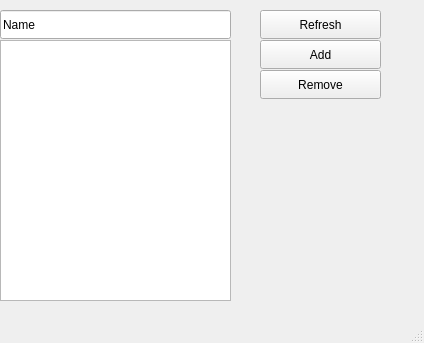
Qt form loginGUI/ifaceList.ui (adiosko/mikrotik) before a commit.
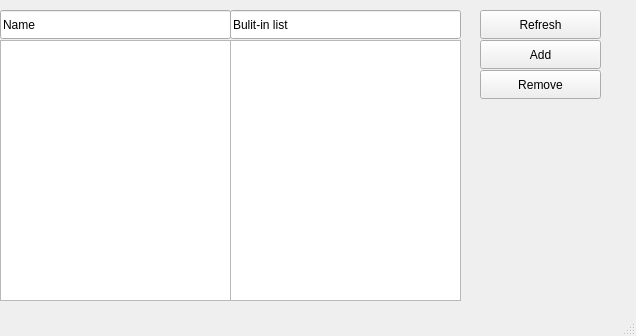
The same form after that commit.

Diff of the .ui file:
```diff
--- a/loginGUI/ifaceList.ui
+++ b/loginGUI/ifaceList.ui
@@ -6,8 +6,8 @@
    <rect>
     <x>0</x>
     <y>0</y>
-    <width>424</width>
-    <height>343</height>
+    <width>636</width>
+    <height>336</height>
    </rect>
   </property>
   <property name="windowTitle">
@@ -17,7 +17,7 @@
    <widget class="QPushButton" name="refreshButton">
     <property name="geometry">
      <rect>
-      <x>260</x>
+      <x>480</x>
       <y>10</y>
       <width>121</width>
       <height>29</height>
@@ -53,7 +53,7 @@
    <widget class="QPushButton" name="addButton">
     <property name="geometry">
      <rect>
-      <x>260</x>
+      <x>480</x>
       <y>40</y>
       <width>121</width>
       <height>29</height>
@@ -66,7 +66,7 @@
    <widget class="QPushButton" name="removeButton">
     <property name="geometry">
      <rect>
-      <x>260</x>
+      <x>480</x>
       <y>70</y>
       <width>121</width>
       <height>29</height>
@@ -76,6 +76,29 @@
      <string>Remove</string>
     </property>
    </widget>
+   <widget class="QListWidget" name="builtField">
+    <property name="geometry">
+     <rect>
+      <x>230</x>
+      <y>40</y>
+      <width>231</width>
+      <height>261</height>
+     </rect>
+    </property>
+   </widget>
+   <widget class="QLineEdit" name="package_3">
+    <property name="geometry">
+     <rect>
+      <x>230</x>
+      <y>10</y>
+      <width>231</width>
+      <height>29</height>
+     </rect>
+    </property>
+    <property name="text">
+     <string>Bulit-in list</string>
+    </property>
+   </widget>
   </widget>
   <widget class="QStatusBar" name="statusbar"/>
  </widget>
```
